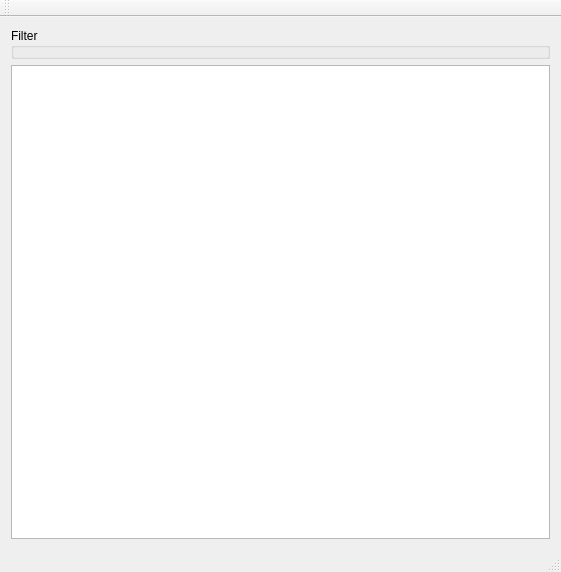
Old version of the form provamimainwindow.ui in the repository ARPA-SIMC/provami.
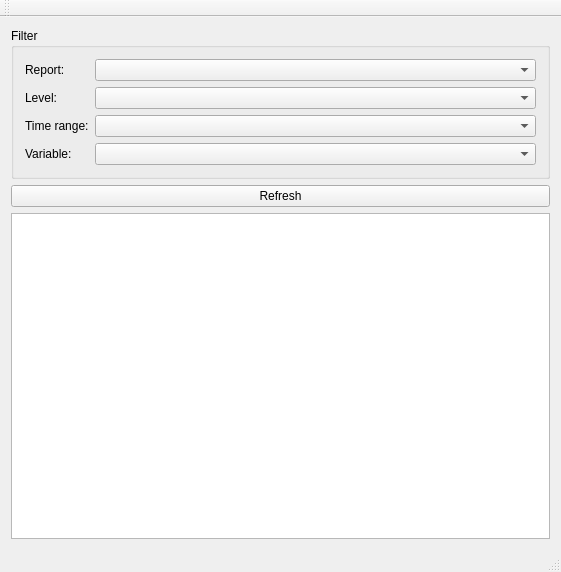
New version of the form.

Commit message: Fill in filter combo boxes

```diff
--- a/provamimainwindow.ui
+++ b/provamimainwindow.ui
@@ -19,6 +19,58 @@
      <widget class="QGroupBox" name="groupBox">
       <property name="title">
        <string>Filter</string>
+      </property>
+      <layout class="QFormLayout" name="formLayout">
+       <property name="fieldGrowthPolicy">
+        <enum>QFormLayout::AllNonFixedFieldsGrow</enum>
+       </property>
+       <item row="0" column="0">
+        <widget class="QLabel" name="label">
+         <property name="text">
+          <string>Report:</string>
+         </property>
+        </widget>
+       </item>
+       <item row="0" column="1">
+        <widget class="QComboBox" name="filter_report"/>
+       </item>
+       <item row="1" column="0">
+        <widget class="QLabel" name="label_2">
+         <property name="text">
+          <string>Level:</string>
+         </property>
+        </widget>
+       </item>
+       <item row="1" column="1">
+        <widget class="QComboBox" name="filter_level"/>
+       </item>
+       <item row="2" column="0">
+        <widget class="QLabel" name="label_3">
+         <property name="text">
+          <string>Time range:</string>
+         </property>
+        </widget>
+       </item>
+       <item row="2" column="1">
+        <widget class="QComboBox" name="filter_trange"/>
+       </item>
+       <item row="3" column="0">
+        <widget class="QLabel" name="label_4">
+         <property name="text">
+          <string>Variable:</string>
+         </property>
+        </widget>
+       </item>
+       <item row="3" column="1">
+        <widget class="QComboBox" name="filter_var"/>
+       </item>
+      </layout>
+     </widget>
+    </item>
+    <item>
+     <widget class="QPushButton" name="refresh">
+      <property name="text">
+       <string>Refresh</string>
       </property>
      </widget>
     </item>
```
Left out of the diff: 2 changed lines with no effect on the pictures. The commit also changes 5 other files.
